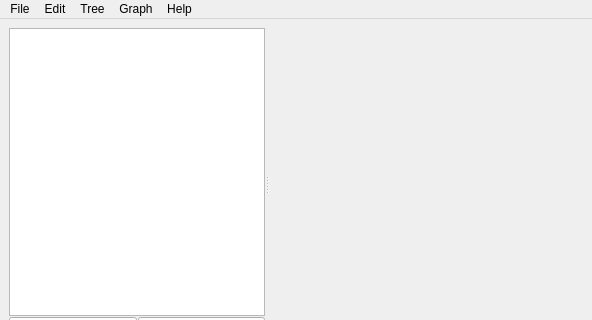
Old version of the form QtPMbrowser/pmbrowserwindow.ui in the repository ChrisHal/PMbrowser; both pictures show x 0 to 592 and y 0 to 320 of the 592 by 629 pixel window.
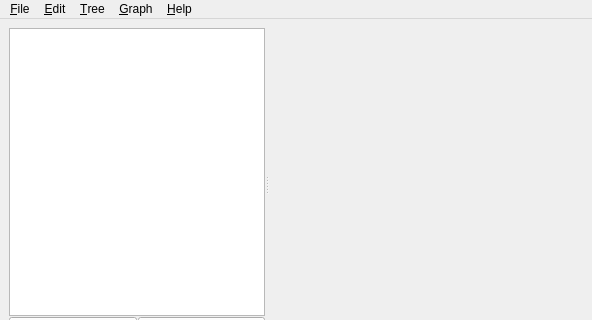
New version of the form. Custom widgets are drawn as their Qt base class.

Commit message: add accelerator keys to menus

```diff
--- a/QtPMbrowser/pmbrowserwindow.ui
+++ b/QtPMbrowser/pmbrowserwindow.ui
@@ -150,12 +150,12 @@
      <x>0</x>
      <y>0</y>
      <width>592</width>
-     <height>26</height>
+     <height>22</height>
     </rect>
    </property>
    <widget class="QMenu" name="menuFile">
     <property name="title">
-     <string>File</string>
+     <string>&amp;File</string>
     </property>
     <widget class="QMenu" name="menuExport">
      <property name="title">
@@ -175,19 +175,19 @@
    </widget>
    <widget class="QMenu" name="menuEdit">
     <property name="title">
-     <string>Edit</string>
+     <string>&amp;Edit</string>
     </property>
     <addaction name="actionClear_Text"/>
    </widget>
    <widget class="QMenu" name="menuHelp">
     <property name="title">
-     <string>Help</string>
+     <string>&amp;Help</string>
     </property>
     <addaction name="actionAbout"/>
    </widget>
    <widget class="QMenu" name="menuGraph">
     <property name="title">
-     <string>Graph</string>
+     <string>&amp;Graph</string>
     </property>
     <addaction name="actionAuto_Scale"/>
     <addaction name="actionDo_Autoscale_on_Load"/>
@@ -201,7 +201,7 @@
    </widget>
    <widget class="QMenu" name="menuTree">
     <property name="title">
-     <string>Tree</string>
+     <string>&amp;Tree</string>
     </property>
     <addaction name="actionFilter"/>
     <addaction name="actionRemove_Filter"/>
```
Left out of the diff: 8 changed lines with no effect on the pictures. The commit also changes 2 other files.
